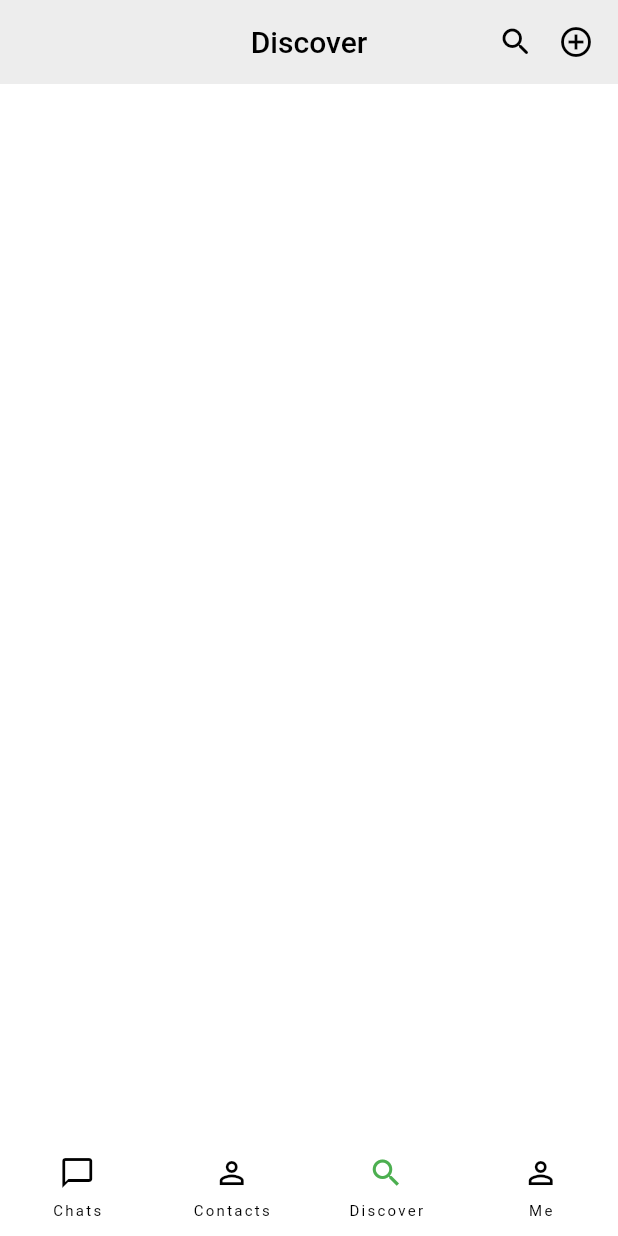
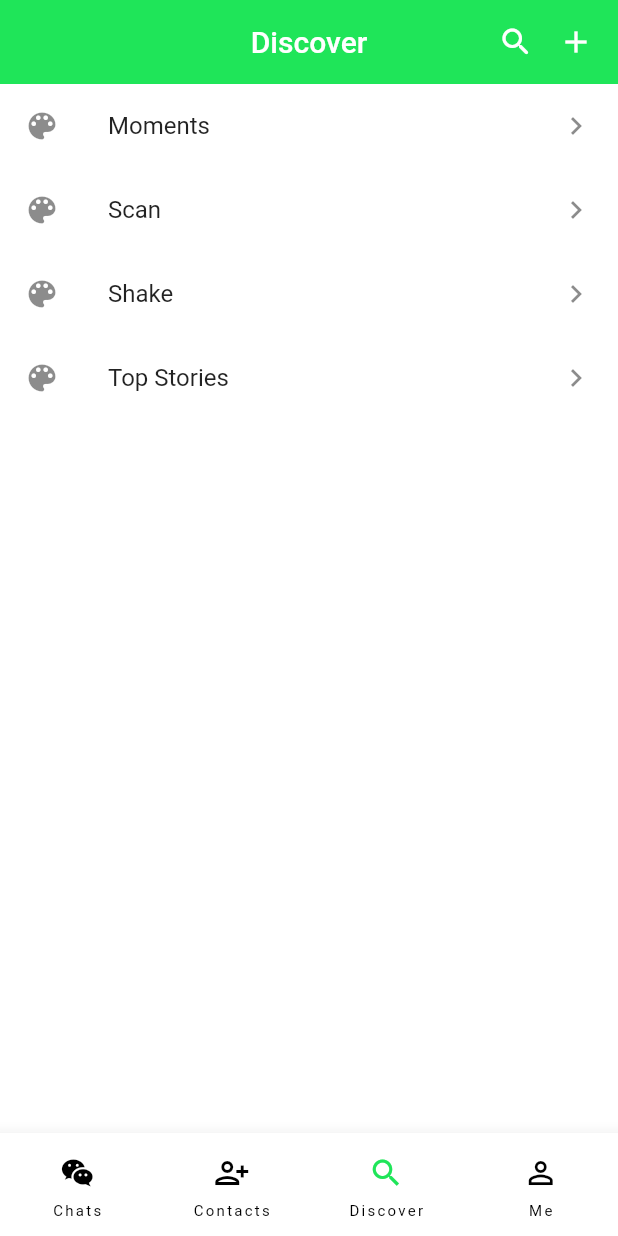
Before and after one commit to PyiTheimKyaw/We-Chat-App, a Flutter app: the screen it shows after launch, item 3 of the bottom bar chosen, on a phone screen of 412 x 824 dp. Run offline on Flutter 3.47's test engine with Material 2 defaults, Android fonts, the phone set to English and light mode, and no system bars; our stand-ins replace flutter_slidable, image_picker; network calls fail.

Commit message:
implemented 30 percent of UI

```diff
--- a/the_we_chat_app_by_my_self/lib/main.dart
+++ b/the_we_chat_app_by_my_self/lib/main.dart
@@ -15,7 +15,6 @@ class MyApp extends StatelessWidget {
       debugShowCheckedModeBanner: false,
       title: 'Flutter Demo',
       theme: ThemeData(
-
         primarySwatch: Colors.blue,
       ),
       home: const StartPage(),
--- a/the_we_chat_app_by_my_self/lib/pages/discover_page.dart
+++ b/the_we_chat_app_by_my_self/lib/pages/discover_page.dart
@@ -1,16 +1,55 @@
 import 'package:flutter/material.dart';
+import 'package:the_we_chat_app_by_my_self/pages/moments_page.dart';
 import 'package:the_we_chat_app_by_my_self/rescources/colors.dart';
 import 'package:the_we_chat_app_by_my_self/rescources/strings.dart';
 import 'package:the_we_chat_app_by_my_self/view_items/icons_view.dart';
+
+import 'package:the_we_chat_app_by_my_self/utils/extensions.dart';
 
 class DiscoverPage extends StatelessWidget {
   const DiscoverPage({Key? key}) : super(key: key);
 
   @override
   Widget build(BuildContext context) {
-    return Scaffold(
-      body: Container(
-        color: Colors.white,
+    return Column(
+      children: [
+        DiscoverItemsListTileSectionView(
+          title: LABEL_MOMENTS,
+          onTapListTile: () {
+            navigateToNextScreen(context, const MomentPage());
+          },
+        ),
+        DiscoverItemsListTileSectionView(title: "Scan", onTapListTile: () {}),
+        DiscoverItemsListTileSectionView(title: "Shake", onTapListTile: () {}),
+        DiscoverItemsListTileSectionView(
+            title: "Top Stories", onTapListTile: () {}),
+      ],
+    );
+  }
+}
+
+class DiscoverItemsListTileSectionView extends StatelessWidget {
+  DiscoverItemsListTileSectionView(
+      {Key? key, required this.title, required this.onTapListTile})
+      : super(key: key);
+  String title;
+  final Function onTapListTile;
+
+  @override
+  Widget build(BuildContext context) {
+    return GestureDetector(
+      onTap: () {
+        onTapListTile();
+      },
+      child: ListTile(
+        leading: const Icon(Icons.color_lens),
+        title: Row(
+          children: [
+            Text(title),
+            const Spacer(),
+            const Icon(Icons.chevron_right),
+          ],
+        ),
       ),
     );
   }
--- a/the_we_chat_app_by_my_self/lib/pages/start_page.dart
+++ b/the_we_chat_app_by_my_self/lib/pages/start_page.dart
@@ -1,7 +1,7 @@
 import 'package:flutter/material.dart';
 import 'package:provider/provider.dart';
 import 'package:the_we_chat_app_by_my_self/blocs/start_page_bloc.dart';
-import 'package:the_we_chat_app_by_my_self/pages/chat_page.dart';
+import 'package:the_we_chat_app_by_my_self/pages/chat_list_page.dart';
 import 'package:the_we_chat_app_by_my_self/pages/contact_page.dart';
 import 'package:the_we_chat_app_by_my_self/pages/discover_page.dart';
 import 'package:the_we_chat_app_by_my_self/pages/profile_page.dart';
@@ -21,7 +21,7 @@ class StartPage extends StatelessWidget {
       LABEL_DISCOVER,
     ];
     List<Widget> pages = [
-      const ChatPage(),
+      const ChatListPage(),
       const ContactPage(),
       const DiscoverPage(),
       const ProfilePage()
@@ -36,21 +36,20 @@ class StartPage extends StatelessWidget {
                 ? null
                 : AppBar(
                     elevation: 0,
-                    backgroundColor: APP_BAR_COLOR,
+                    backgroundColor: PRIMARY_COLOR,
                     centerTitle: true,
                     title: Text(
                       appBarTitles[currentIndex],
-                      style: const TextStyle(color: Colors.black),
+                      style: const TextStyle(color: Colors.white),
                     ),
                     actions: const [
                       SearchAndAddButtonView(),
                     ],
                   ),
-            body: SingleChildScrollView(
-                child: Container(
-                    height: MediaQuery.of(context).size.height,
-                    color: Colors.white,
-                    child: pages[currentIndex])),
+            body: Container(
+                // height: MediaQuery.of(context).size.height,
+                color: Colors.white,
+                child: pages[currentIndex]),
             bottomNavigationBar: NavigationBarSectionView(
               onChangePageIndex: (pageIndex) {
                 StartPageBloc bloc = Provider.of(context, listen: false);
@@ -83,7 +82,7 @@ class NavigationBarSectionView extends StatelessWidget {
       ),
       child: NavigationBar(
         backgroundColor: Colors.white,
-        elevation: 0,
+        elevation: 10,
         selectedIndex: selectedIndex,
         onDestinationSelected: (int newIndex) {
           onChangePageIndex(newIndex);
@@ -91,32 +90,33 @@ class NavigationBarSectionView extends StatelessWidget {
         destinations: const [
           NavigationDestination(
               selectedIcon: Icon(
-                Icons.chat_bubble,
-                color: Colors.green,
+                Icons.wechat_outlined,
+                color: PRIMARY_COLOR,
               ),
               icon: Icon(
-                Icons.chat_bubble_outline,
+                Icons.wechat_outlined,
+
               ),
               label: LABEL_CHATS),
           NavigationDestination(
-              icon: Icon(Icons.person_outline_outlined),
+              icon: Icon(Icons.person_add_alt),
               selectedIcon: Icon(
-                Icons.person,
-                color: Colors.green,
+                Icons.person_add_alt,
+                color: PRIMARY_COLOR,
               ),
               label: LABEL_CONTACTS),
           NavigationDestination(
               icon: Icon(Icons.search_sharp),
               selectedIcon: Icon(
                 Icons.search_sharp,
-                color: Colors.green,
+                color: PRIMARY_COLOR,
               ),
               label: LABEL_DISCOVER),
           NavigationDestination(
               icon: Icon(Icons.person_outline),
               selectedIcon: Icon(
                 Icons.person,
-                color: Colors.green,
+                color: PRIMARY_COLOR,
               ),
               label: LABEL_ME),
         ],
--- a/the_we_chat_app_by_my_self/lib/rescources/colors.dart
+++ b/the_we_chat_app_by_my_self/lib/rescources/colors.dart
@@ -1,3 +1,3 @@
 import 'package:flutter/material.dart';
 
-const Color APP_BAR_COLOR= Color.fromRGBO(237, 237, 237, 1.0);
+const Color PRIMARY_COLOR= Color(0xFF1FE559);
--- a/the_we_chat_app_by_my_self/lib/rescources/strings.dart
+++ b/the_we_chat_app_by_my_self/lib/rescources/strings.dart
@@ -4,3 +4,5 @@ const String LABEL_DISCOVER="Discover";
 const String LABEL_ME="Me";
 
 const String LABEL_WECHAT="WeChat";
+const String LABEL_MOMENTS="Moments";
+const String TAP_TO_CHANGE_COVER="Tap to change cover";
--- a/the_we_chat_app_by_my_self/lib/view_items/icons_view.dart
+++ b/the_we_chat_app_by_my_self/lib/view_items/icons_view.dart
@@ -10,9 +10,9 @@ class SearchAndAddButtonView extends StatelessWidget {
       padding: const EdgeInsets.only(right: MARGIN_MEDIUM_2),
       child: Row(
         children: const[
-          Icon(Icons.search_rounded,color: Colors.black,),
+          Icon(Icons.search_rounded,color: Colors.white,),
           SizedBox(width: MARGIN_MEDIUM_2,),
-          Icon(Icons.add_circle_outline,color: Colors.black,)
+          Icon(Icons.add,color: Colors.white,)
         ],
       ),
     );
--- a/the_we_chat_app_by_my_self/pubspec.yaml
+++ b/the_we_chat_app_by_my_self/pubspec.yaml
@@ -35,6 +35,8 @@ dependencies:
   # Use with the CupertinoIcons class for iOS style icons.
   cupertino_icons: ^1.0.2
   provider: ^6.0.3
+  flutter_slidable: ^1.3.0
+  image_picker: ^0.8.5+3
 
 dev_dependencies:
   flutter_test:
```
Also changed, not shown: the_we_chat_app_by_my_self/lib/pages/chat_list_page.dart (added, +128 -0 lines), the_we_chat_app_by_my_self/lib/pages/chat_page.dart (deleted, +0 -18 lines), the_we_chat_app_by_my_self/lib/pages/chatting_page.dart (added, +45 -0 lines), the_we_chat_app_by_my_self/lib/pages/moments_page.dart (added, +74 -0 lines), the_we_chat_app_by_my_self/lib/rescources/dimens.dart (+8 -0 lines), the_we_chat_app_by_my_self/lib/utils/extensions.dart (added, +10 -0 lines), the_we_chat_app_by_my_self/lib/blocs/chat_page_boc.dart (added), the_we_chat_app_by_my_self/pubspec.lock.
